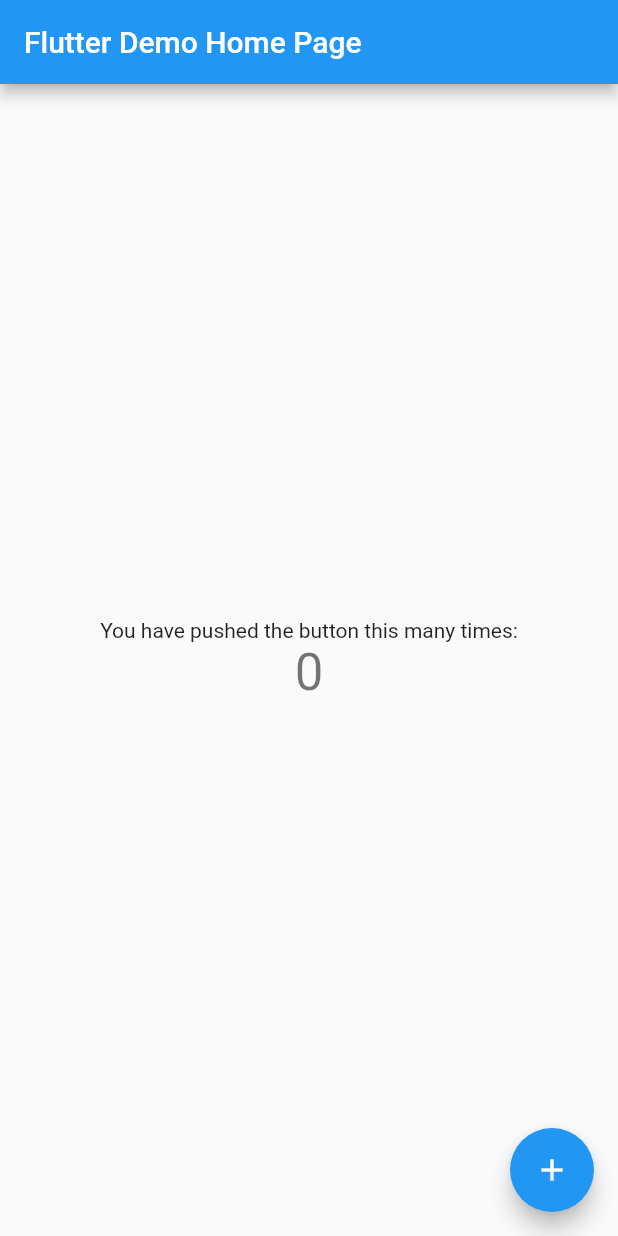
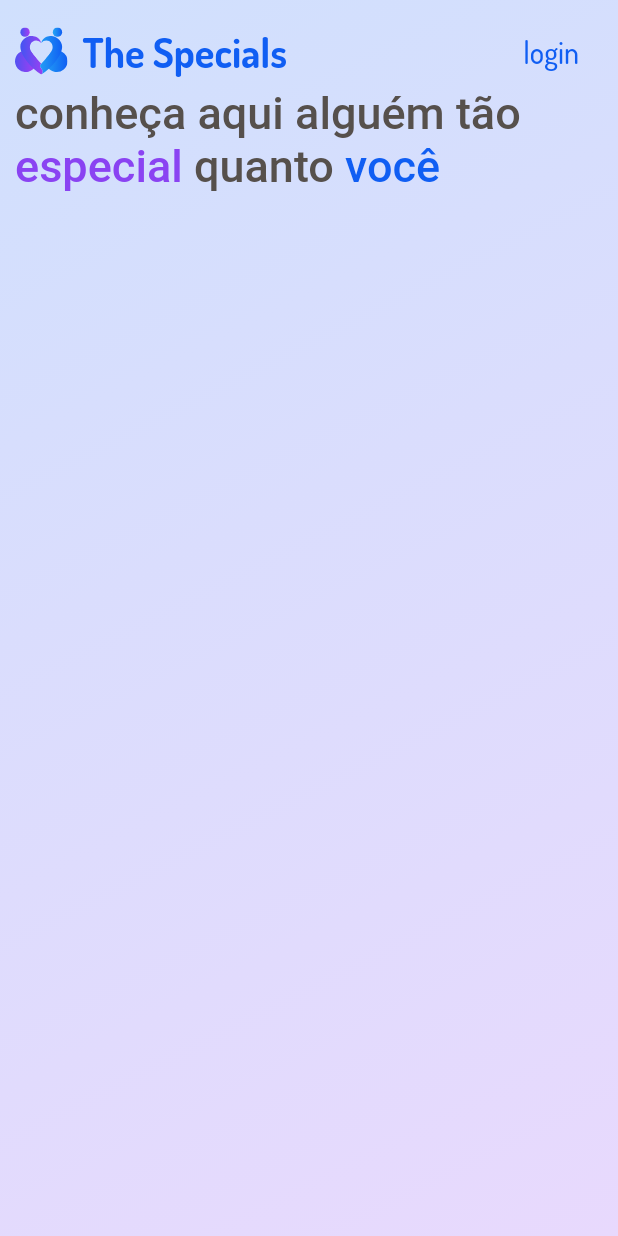
Before and after one commit to rialonso/the-specils-app, a Flutter app: the screen it shows after launch, on a phone screen of 412 x 824 dp. Run offline on Flutter 3.47's test engine with Material 2 defaults, Android fonts, the light colour scheme and no system bars; our stand-ins replace flutter_svg.

Commit message:
feat: add fonts, create component Logo, and start firstPage

```diff
--- a/lib/main.dart
+++ b/lib/main.dart
@@ -1,4 +1,5 @@
 import 'package:flutter/material.dart';
+import 'package:the_specials_app/screens/first_page.dart';
 
 void main() {
   runApp(const MyApp());
@@ -7,109 +8,15 @@
 class MyApp extends StatelessWidget {
   const MyApp({super.key});
 
-  // This widget is the root of your application.
   @override
   Widget build(BuildContext context) {
     return MaterialApp(
-      title: 'Flutter Demo',
+      title: 'The specials',
       theme: ThemeData(
-        // This is the theme of your application.
-        //
-        // Try running your application with "flutter run". You'll see the
-        // application has a blue toolbar. Then, without quitting the app, try
-        // changing the primarySwatch below to Colors.green and then invoke
-        // "hot reload" (press "r" in the console where you ran "flutter run",
-        // or simply save your changes to "hot reload" in a Flutter IDE).
-        // Notice that the counter didn't reset back to zero; the application
-        // is not restarted.
+        fontFamily: 'Dosis',
         primarySwatch: Colors.blue,
       ),
-      home: const MyHomePage(title: 'Flutter Demo Home Page'),
+      home: const FirstPage(),
     );
   }
 }
-
-class MyHomePage extends StatefulWidget {
-  const MyHomePage({super.key, required this.title});
-
-  // This widget is the home page of your application. It is stateful, meaning
-  // that it has a State object (defined below) that contains fields that affect
-  // how it looks.
-
-  // This class is the configuration for the state. It holds the values (in this
-  // case the title) provided by the parent (in this case the App widget) and
-  // used by the build method of the State. Fields in a Widget subclass are
-  // always marked "final".
-
-  final String title;
-
-  @override
-  State<MyHomePage> createState() => _MyHomePageState();
-}
-
-class _MyHomePageState extends State<MyHomePage> {
-  int _counter = 0;
-
-  void _incrementCounter() {
-    setState(() {
-      // This call to setState tells the Flutter framework that something has
-      // changed in this State, which causes it to rerun the build method below
-      // so that the display can reflect the updated values. If we changed
-      // _counter without calling setState(), then the build method would not be
-      // called again, and so nothing would appear to happen.
-      _counter++;
-    });
-  }
-
-  @override
-  Widget build(BuildContext context) {
-    // This method is rerun every time setState is called, for instance as done
-    // by the _incrementCounter method above.
-    //
-    // The Flutter framework has been optimized to make rerunning build methods
-    // fast, so that you can just rebuild anything that needs updating rather
-    // than having to individually change instances of widgets.
-    return Scaffold(
-      appBar: AppBar(
-        // Here we take the value from the MyHomePage object that was created by
-        // the App.build method, and use it to set our appbar title.
-        title: Text(widget.title),
-      ),
-      body: Center(
-        // Center is a layout widget. It takes a single child and positions it
-        // in the middle of the parent.
-        child: Column(
-          // Column is also a layout widget. It takes a list of children and
-          // arranges them vertically. By default, it sizes itself to fit its
-          // children horizontally, and tries to be as tall as its parent.
-          //
-          // Invoke "debug painting" (press "p" in the console, choose the
-          // "Toggle Debug Paint" action from the Flutter Inspector in Android
-          // Studio, or the "Toggle Debug Paint" command in Visual Studio Code)
-          // to see the wireframe for each widget.
-          //
-          // Column has various properties to control how it sizes itself and
-          // how it positions its children. Here we use mainAxisAlignment to
-          // center the children vertically; the main axis here is the vertical
-          // axis because Columns are vertical (the cross axis would be
-          // horizontal).
-          mainAxisAlignment: MainAxisAlignment.center,
-          children: <Widget>[
-            const Text(
-              'You have pushed the button this many times:',
-            ),
-            Text(
-              '$_counter',
-              style: Theme.of(context).textTheme.headlineMedium,
-            ),
-          ],
-        ),
-      ),
-      floatingActionButton: FloatingActionButton(
-        onPressed: _incrementCounter,
-        tooltip: 'Increment',
-        child: const Icon(Icons.add),
-      ), // This trailing comma makes auto-formatting nicer for build methods.
-    );
-  }
-}
--- /dev/null
+++ b/lib/screens/first_page.dart
@@ -0,0 +1,76 @@
+import 'package:flutter/material.dart';
+import 'package:the_specials_app/shared/components/logo.dart';
+import 'package:the_specials_app/shared/styles/colors.dart';
+
+class FirstPage extends StatefulWidget {
+  const FirstPage({Key? key}) : super(key: key);
+
+  @override
+  State<FirstPage> createState() => _FirstPageState();
+}
+
+class _FirstPageState extends State<FirstPage> {
+  @override
+  Widget build(BuildContext context) {
+    return Container(
+      decoration: const BoxDecoration(
+          gradient: LinearGradient(
+              begin: Alignment.topLeft,
+              end: Alignment.bottomRight,
+              colors: [Color(0xFFD0E0FD), Color(0xFFE8D9FD)])),
+      child: Scaffold(
+        backgroundColor: Colors.transparent,
+        appBar: PreferredSize(
+            preferredSize: Size.fromHeight(0.0), // here the desired height
+            child: AppBar(
+              backgroundColor: Colors.transparent,
+              elevation: 0,
+              // ...
+            )),
+        body: Padding(
+          padding: const EdgeInsets.all(10.0),
+          child: Column(
+            children: [
+              Row(
+                mainAxisAlignment: MainAxisAlignment.spaceBetween,
+                children: [
+                  const Logo(),
+                  ElevatedButton(
+                    onPressed: () {},
+                    style: ElevatedButton.styleFrom(
+                      backgroundColor: Colors.transparent,
+                      elevation: 0,
+                    ),
+                    child: const Text(
+                      'login',
+                      style: TextStyle(
+                          color: DefaultColors.blueBrand, fontSize: 20),
+                    ),
+                  ),
+                ],
+              ),
+              RichText(
+                text: const TextSpan(
+                  text: 'conheça aqui alguém tão',
+                  style: TextStyle(
+                      color: DefaultColors.greyMedium,
+                      fontSize: 30,
+                      fontWeight: FontWeight.w500),
+                  children: [
+                    TextSpan(
+                        text: ' especial',
+                        style: TextStyle(color: DefaultColors.purpleBrand)),
+                    TextSpan(text: ' quanto'),
+                    TextSpan(
+                        text: ' você',
+                        style: TextStyle(color: DefaultColors.blueBrand))
+                  ],
+                ),
+              ),
+            ],
+          ),
+        ),
+      ),
+    );
+  }
+}
--- /dev/null
+++ b/lib/shared/components/logo.dart
@@ -0,0 +1,29 @@
+import 'package:flutter/material.dart';
+import 'package:flutter_svg/flutter_svg.dart';
+import 'package:the_specials_app/shared/styles/colors.dart';
+
+class Logo extends StatelessWidget {
+  const Logo({Key? key}) : super(key: key);
+
+  @override
+  Widget build(BuildContext context) {
+    return  Row(
+      children: [
+        SvgPicture.asset(
+          'assets/images/logo.svg',
+          width: 35,
+          height: 35,
+        ),
+        const SizedBox(width: 10),
+        const Text(
+          'The Specials',
+          style: TextStyle(
+              fontSize: 27,
+              fontWeight: FontWeight.w700,
+              color: DefaultColors.blueBrand
+          ),
+        ),
+      ],
+    );
+  }
+}
--- /dev/null
+++ b/lib/shared/styles/colors.dart
@@ -0,0 +1,37 @@
+import 'package:flutter/material.dart';
+
+final ThemeData defaultColorsTheme = ThemeData(
+    brightness: Brightness.light,
+    primaryColorBrightness: Brightness.light,
+    accentColor: DefaultColors.blueBrand[500],
+    accentColorBrightness: Brightness.light
+);
+
+class DefaultColors {
+  DefaultColors._(); // this basically makes it so you can instantiate this class
+
+  static const _blueBrand = 0xFF105EF3;
+
+  static const MaterialColor blueBrand = MaterialColor(
+    _blueBrand,
+    <int, Color>{
+      500: Color(_blueBrand),
+    },
+  );
+  static const _purpleBrand = 0xFF8A43F2;
+
+  static const MaterialColor purpleBrand = MaterialColor(
+    _purpleBrand,
+    <int, Color>{
+      500: Color(_purpleBrand),
+    },
+  );
+  static const _greyMedium = 0xFF56504C;
+
+  static const MaterialColor greyMedium = MaterialColor(
+    _greyMedium,
+    <int, Color>{
+      500: Color(_greyMedium),
+    },
+  );
+}
```
Also changed, not shown: pubspec.yaml (+11 -8 lines), assets/fonts/Dosis-Bold.ttf (added), assets/fonts/Dosis-ExtraBold.ttf (added), assets/fonts/Dosis-ExtraLight.ttf (added), assets/fonts/Dosis-Light.ttf (added), assets/fonts/Dosis-Medium.ttf (added), assets/fonts/Dosis-Regular.ttf (added), assets/fonts/Dosis-SemiBold.ttf (added), assets/images/logo.svg (added), pubspec.lock.
